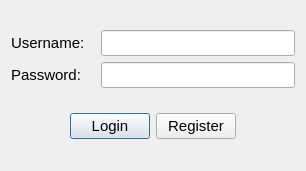
This is Store/customerlogin.ui in SamanOmidi/GroceryStore as Qt 5 draws it before an edit. The edited form follows.
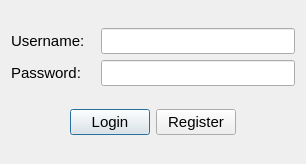
This is the edited form.

```diff
--- a/Store/customerlogin.ui
+++ b/Store/customerlogin.ui
@@ -7,7 +7,7 @@
     <x>0</x>
     <y>0</y>
     <width>306</width>
-    <height>171</height>
+    <height>164</height>
    </rect>
   </property>
   <property name="windowTitle">
```
Left out of the diff: 2 changed lines with no effect on the pictures.
